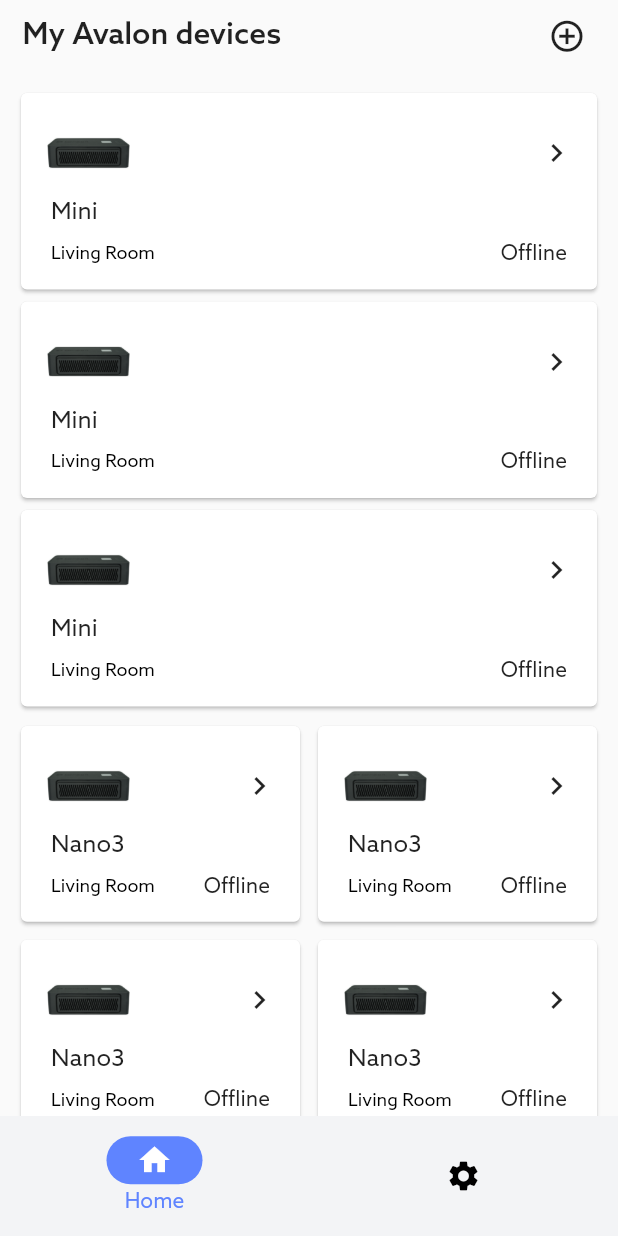
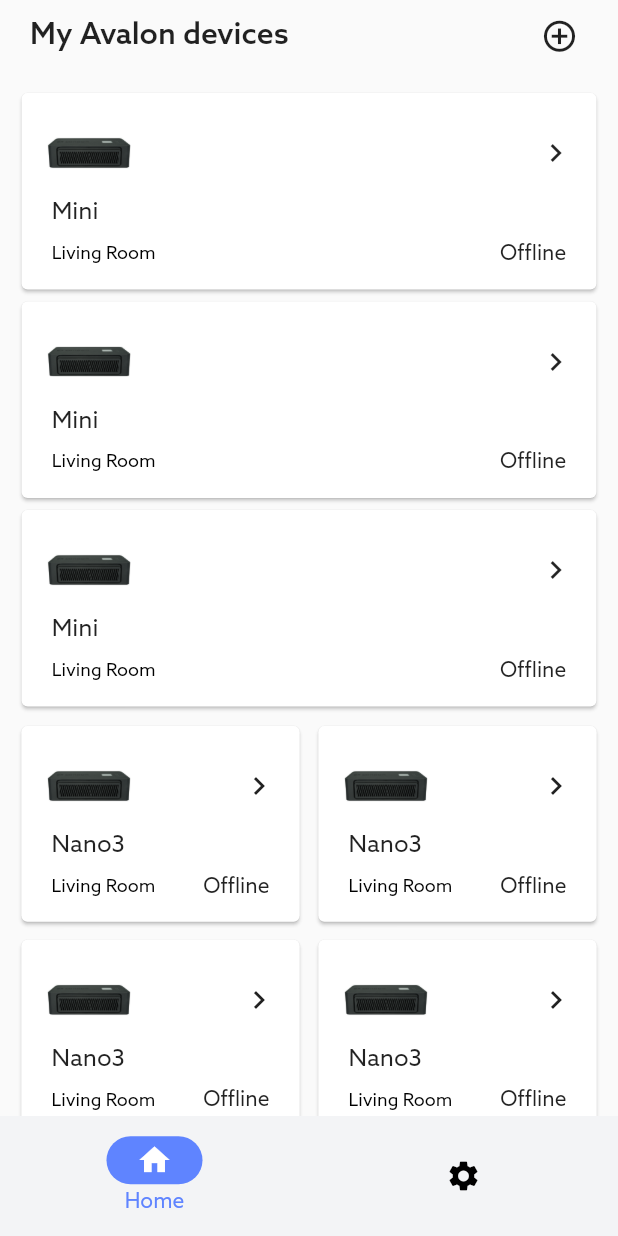
Before and after one commit to badpinkman/avalon_family, a Flutter app: the screen it shows after launch, on a phone screen of 412 x 824 dp. Run offline on Flutter 3.47's test engine with Material 3 defaults, Android fonts, the phone set to English and light mode, and no system bars; our stand-ins replace badges, connectivity_plus, convert, device_info_plus, dio, flutter_easyloading and 8 more; accounts and stored records are empty.

Commit message:
首页假数据展示

```diff
--- a/lib/pages/system/home/view.dart
+++ b/lib/pages/system/home/view.dart
@@ -1,6 +1,7 @@
 import 'package:avalon_family/common/index.dart';
 import 'package:flutter/cupertino.dart';
 import 'package:flutter/material.dart';
+import 'package:flutter_screenutil/flutter_screenutil.dart';
 import 'package:get/get.dart';
 
 import 'index.dart';
@@ -57,7 +58,7 @@ class HomePage extends GetView<HomeController> {
         .toRow(
           mainAxisAlignment: MainAxisAlignment.spaceBetween,
         )
-        .padding(left: 15, right: 10, bottom: 10);
+        .padding(left: 20, right: 15, bottom: 10);
   }
 
   /// 构建机器卡片列表
@@ -123,10 +124,17 @@ class HomePage extends GetView<HomeController> {
         const Spacer(),
         Text(nano3.online ?? false ? '' : '离线'.tr).padding(right: 5),
       ].toRow().padding(top: 10, left: 5),
-    ].toColumn().padding(left: 15, right: 15, bottom: 15, top: 10).card(
+    ]
+        .toColumn()
+        .padding(left: 15, right: 15, bottom: 15, top: 10)
+        .width(
+          0.45.sw,
+        )
+        .card(
           elevation: 1,
           color: Theme.of(context).colorScheme.onPrimary,
-        );
+        )
+        .center();
   }
 
   /// 构建每一个Mini卡片
@@ -153,10 +161,17 @@ class HomePage extends GetView<HomeController> {
         const Spacer(),
         Text(mini.online ?? false ? '' : '离线'.tr).padding(right: 5),
       ].toRow().padding(top: 10, left: 5),
-    ].toColumn().padding(left: 15, right: 15, bottom: 15, top: 10).card(
+    ]
+        .toColumn()
+        .padding(left: 15, right: 15, bottom: 15, top: 10)
+        .width(
+          0.93.sw,
+        )
+        .card(
           elevation: 1,
           color: Theme.of(context).colorScheme.onPrimary,
-        );
+        )
+        .center();
   }
 
   /// 构建Mini卡片列表
```
